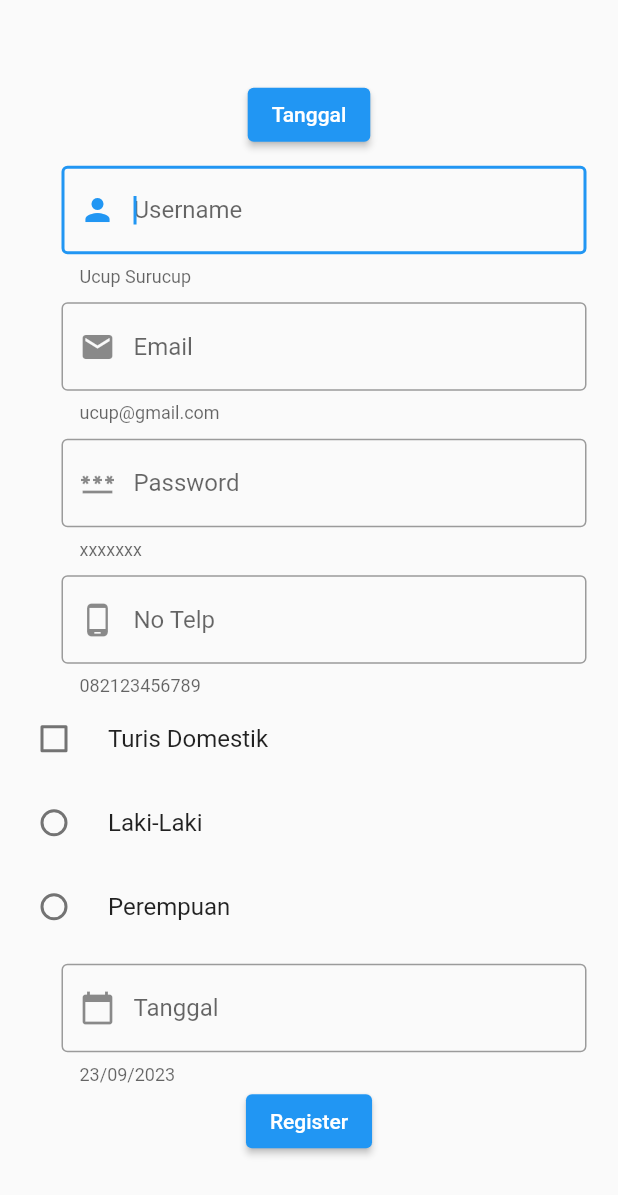
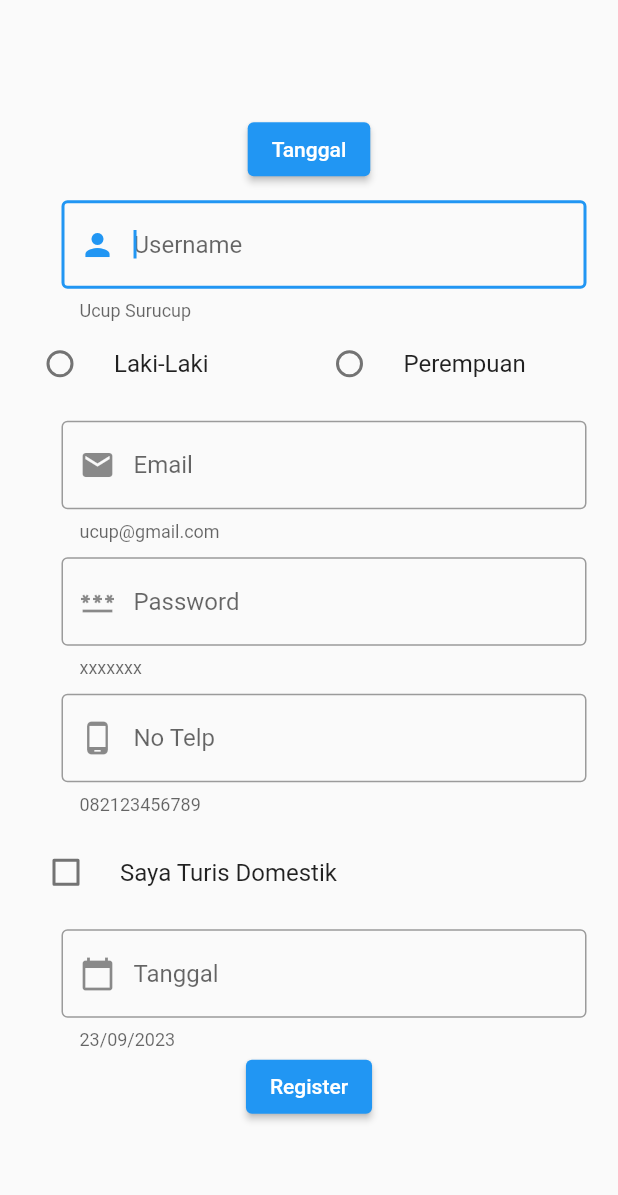
Before and after one commit to WoodPecker21/PBP_Pariwisata, a Flutter app: the RegisterView screen opened directly, on a phone screen of 412 x 824 dp. Shown: the top 1195 px of the screen. Run offline on Flutter 3.47's test engine with Material 2 defaults, Android fonts, the phone set to English and light mode, and no system bars.

Commit message:
Perbaikan Checkbox dan Radio

```diff
--- a/lib/View/register.dart
+++ b/lib/View/register.dart
@@ -94,6 +94,52 @@ class _RegisterViewState extends State<RegisterView> {
                   hintTxt: "Username",
                   helperTxt: "Ucup Surucup",
                   iconData: Icons.person),
+
+              // idel-------------
+              Padding(
+                padding: const EdgeInsets.symmetric(
+                    horizontal: 17), // Adjust the horizontal margin
+                child: Row(
+                  children: [
+                    Expanded(
+                      child: RadioListTile(
+                        title: const Text("Laki-Laki"),
+                        value: "Laki-Laki",
+                        groupValue: gender,
+                        onChanged: (value) {
+                          setState(() {
+                            gender = value.toString();
+                          });
+                        },
+                        controlAffinity: ListTileControlAffinity
+                            .leading, // Move radio button to the left
+                        contentPadding: const EdgeInsets.symmetric(
+                            horizontal: 3), // Adjust the spacing
+                      ),
+                    ),
+                    const SizedBox(
+                      width: 8, // Add spacing between radio buttons
+                    ),
+                    Expanded(
+                      child: RadioListTile(
+                        title: const Text("Perempuan"),
+                        value: "Perempuan",
+                        groupValue: gender,
+                        onChanged: (value) {
+                          setState(() {
+                            gender = value.toString();
+                          });
+                        },
+                        controlAffinity: ListTileControlAffinity
+                            .leading, // Move radio button to the left
+                        contentPadding: const EdgeInsets.symmetric(
+                            horizontal: 3), // Adjust the spacing
+                      ),
+                    ),
+                  ],
+                ),
+              ),
+              // -----------------------
               inputForm(((p0) {
                 if (p0 == null || p0.isEmpty) {
                   return 'Email Tidak Boleh Kosong';
@@ -137,8 +183,11 @@ class _RegisterViewState extends State<RegisterView> {
                   helperTxt: "082123456789",
                   iconData: Icons.phone_android),
 
-              //* --------------------------idelia checkbox-------------------------
-              CheckboxListTile(
+              //* --------------------------idel-------------------------
+
+              Padding(
+                padding: const EdgeInsets.only(left: 8, top: 10),
+                child: CheckboxListTile(
                   value: check1,
                   controlAffinity: ListTileControlAffinity.leading,
                   onChanged: (bool? value) {
@@ -146,34 +195,11 @@ class _RegisterViewState extends State<RegisterView> {
                       check1 = value;
                     });
                   },
-                title: Text("Turis Domestik"),
+                  title: const Text("Saya Turis Domestik"),
                 ),
+              ),
+              //------------ until here----------------
 
-              //* gender
-              Column(
-                children: [
-                  RadioListTile(
-                    title: Text("Laki-Laki"),
-                    value: "Laki-Laki",
-                    groupValue: gender,
-                    onChanged: (value) {
-                      setState(() {
-                        gender = value.toString();
-                      });
-                    },
-                  ),
-                  RadioListTile(
-                    title: Text("Perempuan"),
-                    value: "Perempuan",
-                    groupValue: gender,
-                    onChanged: (value) {
-                      setState(() {
-                        gender = value.toString();
-                      });
-                    },
-                  )
-                ],
-              ),
               inputForm(
                 (p0) {
                   if (p0 == null || p0.isEmpty) {
```
Lines whose indentation alone changed are shown as unchanged.
